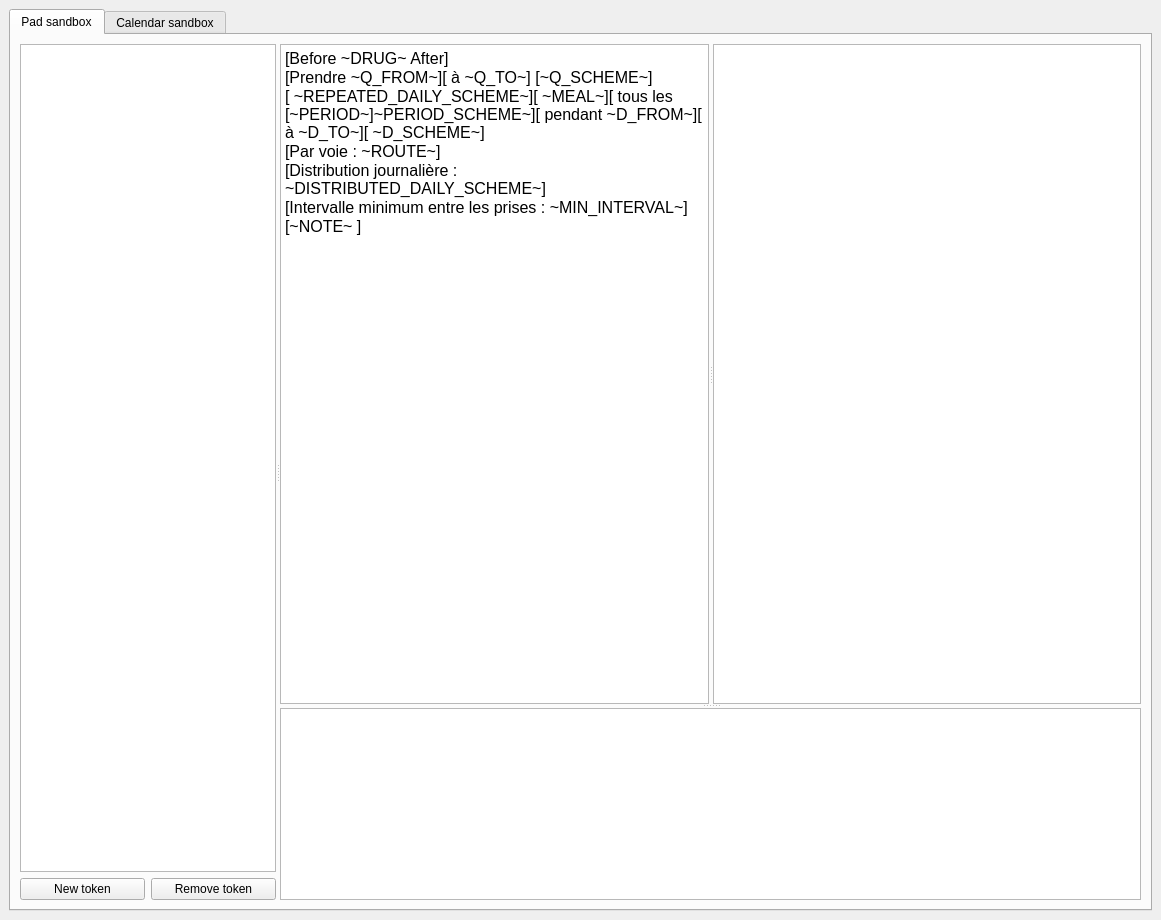
Above: freeport/plugins/mainwindowplugin/mainwindow.ui from FreeHealth/freehealth before the change. Below: the same form after it.
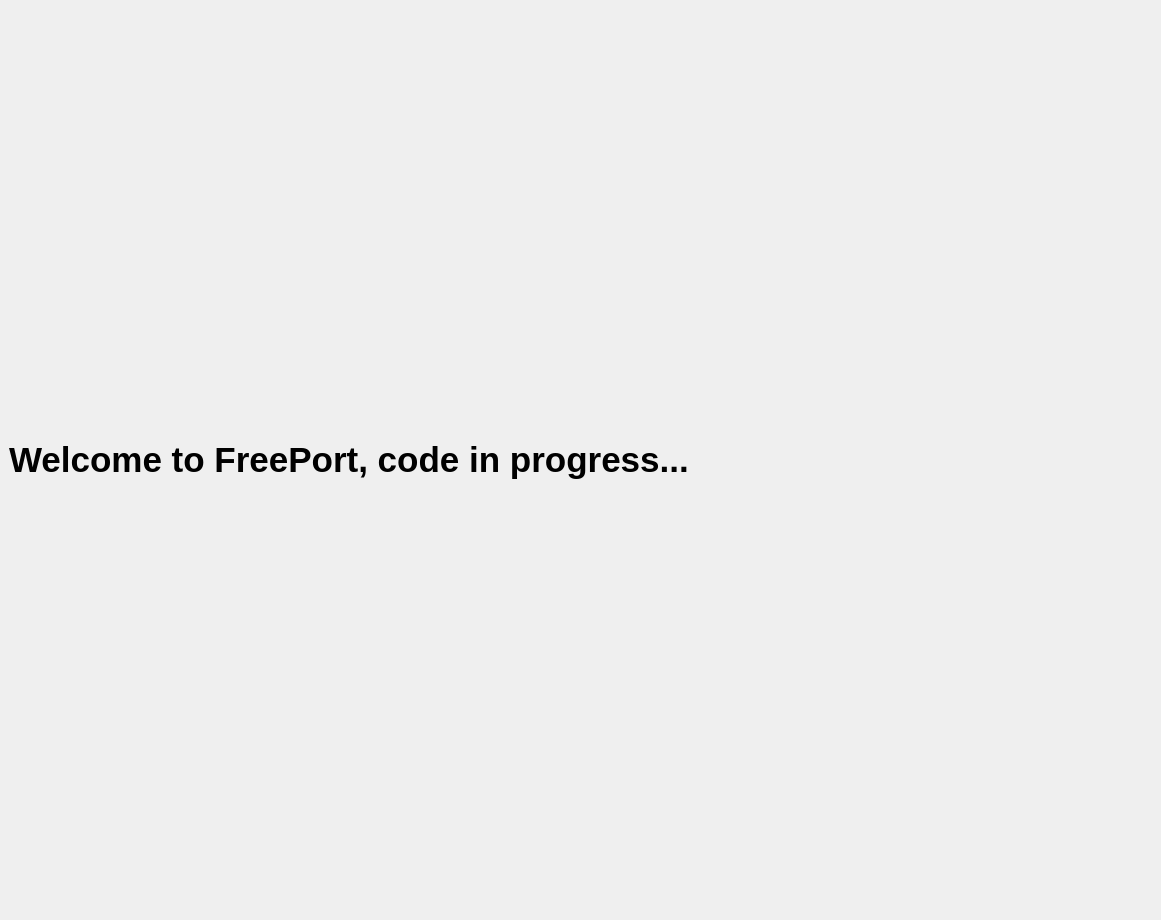
That is the form after the change. Custom widgets are drawn as their Qt base class.

Commit message: starting FreePort application

The edit to the form file:
```diff
--- a/freeport/plugins/mainwindowplugin/mainwindow.ui
+++ b/freeport/plugins/mainwindowplugin/mainwindow.ui
@@ -13,139 +13,22 @@
   <widget class="QWidget" name="centralwidget">
    <layout class="QGridLayout" name="gridLayout_3">
     <item row="0" column="0">
-     <widget class="QTabWidget" name="tabWidget">
-      <property name="currentIndex">
-       <number>0</number>
+     <widget class="QLabel" name="label">
+      <property name="font">
+       <font>
+        <pointsize>26</pointsize>
+        <weight>75</weight>
+        <bold>true</bold>
+       </font>
       </property>
-      <widget class="QWidget" name="tabPad">
-       <attribute name="title">
-        <string>Pad sandbox</string>
-       </attribute>
-       <layout class="QGridLayout" name="gridLayout_4">
-        <item row="0" column="0">
-         <widget class="QSplitter" name="splitterMain">
-          <property name="orientation">
-           <enum>Qt::Horizontal</enum>
-          </property>
-          <property name="childrenCollapsible">
-           <bool>false</bool>
-          </property>
-          <widget class="QWidget" name="layoutWidget">
-           <layout class="QGridLayout" name="gridLayout_2">
-            <item row="1" column="0">
-             <widget class="QPushButton" name="pushButtonAddToken">
-              <property name="text">
-               <string>New token</string>
-              </property>
-             </widget>
-            </item>
-            <item row="1" column="1">
-             <widget class="QPushButton" name="pushButtonRemoveToken">
-              <property name="text">
-               <string>Remove token</string>
-              </property>
-             </widget>
-            </item>
-            <item row="0" column="0" colspan="2">
-             <widget class="QTableView" name="tableViewTokens">
-              <property name="sizePolicy">
-               <sizepolicy hsizetype="Expanding" vsizetype="Expanding">
-                <horstretch>0</horstretch>
-                <verstretch>0</verstretch>
-               </sizepolicy>
-              </property>
-             </widget>
-            </item>
-           </layout>
-          </widget>
-          <widget class="QSplitter" name="splitterErrors">
-           <property name="sizePolicy">
-            <sizepolicy hsizetype="Preferred" vsizetype="Expanding">
-             <horstretch>1</horstretch>
-             <verstretch>0</verstretch>
-            </sizepolicy>
-           </property>
-           <property name="orientation">
-            <enum>Qt::Vertical</enum>
-           </property>
-           <property name="childrenCollapsible">
-            <bool>false</bool>
-           </property>
-           <widget class="QWidget" name="widget" native="true">
-            <property name="sizePolicy">
-             <sizepolicy hsizetype="Preferred" vsizetype="Preferred">
-              <horstretch>0</horstretch>
-              <verstretch>1</verstretch>
-             </sizepolicy>
-            </property>
-            <layout class="QGridLayout" name="gridLayout">
-             <item row="0" column="0">
-              <widget class="QSplitter" name="splitterPreview">
-               <property name="sizePolicy">
-                <sizepolicy hsizetype="Expanding" vsizetype="Expanding">
-                 <horstretch>0</horstretch>
-                 <verstretch>0</verstretch>
-                </sizepolicy>
-               </property>
-               <property name="orientation">
-                <enum>Qt::Horizontal</enum>
-               </property>
-               <widget class="Editor::TextEditor" name="padTextEdit">
-                <property name="sizePolicy">
-                 <sizepolicy hsizetype="Expanding" vsizetype="Expanding">
-                  <horstretch>0</horstretch>
-                  <verstretch>0</verstretch>
-                 </sizepolicy>
-                </property>
-                <property name="html">
-                 <string>&lt;!DOCTYPE HTML PUBLIC &quot;-//W3C//DTD HTML 4.0//EN&quot; &quot;http://www.w3.org/TR/REC-html40/strict.dtd&quot;&gt;
-&lt;html&gt;&lt;head&gt;&lt;meta name=&quot;qrichtext&quot; content=&quot;1&quot; /&gt;&lt;style type=&quot;text/css&quot;&gt;
-p, li { white-space: pre-wrap; }
-&lt;/style&gt;&lt;/head&gt;&lt;body style=&quot; font-family:'Lucida Grande'; font-size:13pt; font-weight:400; font-style:normal;&quot;&gt;
-&lt;p style=&quot; margin-top:0px; margin-bottom:0px; margin-left:0px; margin-right:0px; -qt-block-indent:0; text-indent:0px;&quot;&gt;&lt;span style=&quot; font-family:'Sans Serif'; font-size:12pt;&quot;&gt;[Before ~DRUG~ After]&lt;/span&gt;&lt;/p&gt;
-&lt;p style=&quot; margin-top:0px; margin-bottom:0px; margin-left:0px; margin-right:0px; -qt-block-indent:0; text-indent:0px;&quot;&gt;&lt;span style=&quot; font-family:'Sans Serif'; font-size:12pt;&quot;&gt;[Prendre ~Q_FROM~][ à ~Q_TO~] [~Q_SCHEME~]&lt;/span&gt;&lt;/p&gt;
-&lt;p style=&quot; margin-top:0px; margin-bottom:0px; margin-left:0px; margin-right:0px; -qt-block-indent:0; text-indent:0px;&quot;&gt;&lt;span style=&quot; font-family:'Sans Serif'; font-size:12pt;&quot;&gt;[ ~REPEATED_DAILY_SCHEME~][ ~MEAL~][ tous les [~PERIOD~]~PERIOD_SCHEME~][ pendant ~D_FROM~][ à ~D_TO~][ ~D_SCHEME~]&lt;/span&gt;&lt;/p&gt;
-&lt;p style=&quot; margin-top:0px; margin-bottom:0px; margin-left:0px; margin-right:0px; -qt-block-indent:0; text-indent:0px;&quot;&gt;&lt;span style=&quot; font-family:'Sans Serif'; font-size:12pt;&quot;&gt;[Par voie : ~ROUTE~]&lt;/span&gt;&lt;/p&gt;
-&lt;p style=&quot; margin-top:0px; margin-bottom:0px; margin-left:0px; margin-right:0px; -qt-block-indent:0; text-indent:0px;&quot;&gt;&lt;span style=&quot; font-family:'Sans Serif'; font-size:12pt;&quot;&gt;[Distribution journalière : ~DISTRIBUTED_DAILY_SCHEME~]&lt;/span&gt;&lt;/p&gt;
-&lt;p style=&quot; margin-top:0px; margin-bottom:0px; margin-left:0px; margin-right:0px; -qt-block-indent:0; text-indent:0px;&quot;&gt;&lt;span style=&quot; font-family:'Sans Serif'; font-size:12pt;&quot;&gt;[Intervalle minimum entre les prises : ~MIN_INTERVAL~]&lt;/span&gt;&lt;/p&gt;
-&lt;p style=&quot; margin-top:0px; margin-bottom:0px; margin-left:0px; margin-right:0px; -qt-block-indent:0; text-indent:0px;&quot;&gt;&lt;span style=&quot; font-family:'Sans Serif'; font-size:12pt;&quot;&gt;[~NOTE~ ]&lt;/span&gt;&lt;/p&gt;&lt;/body&gt;&lt;/html&gt;</string>
-                </property>
-               </widget>
-               <widget class="QTextEdit" name="previewTextEdit">
-                <property name="frameShadow">
-                 <enum>QFrame::Raised</enum>
-                </property>
-                <property name="readOnly">
-                 <bool>true</bool>
-                </property>
-               </widget>
-              </widget>
-             </item>
-            </layout>
-           </widget>
-           <widget class="QListWidget" name="listWidgetErrors"/>
-          </widget>
-         </widget>
-        </item>
-       </layout>
-      </widget>
-      <widget class="QWidget" name="tabCalendar">
-       <attribute name="title">
-        <string>Calendar sandbox</string>
-       </attribute>
-      </widget>
+      <property name="text">
+       <string>Welcome to FreePort, code in progress...</string>
+      </property>
      </widget>
     </item>
    </layout>
   </widget>
  </widget>
- <customwidgets>
-  <customwidget>
-   <class>Editor::TextEditor</class>
-   <extends>QTextEdit</extends>
-   <header location="global">texteditorplugin/texteditor.h</header>
-  </customwidget>
- </customwidgets>
  <resources/>
  <connections/>
 </ui>
```
The commit also changes 14 other files.
